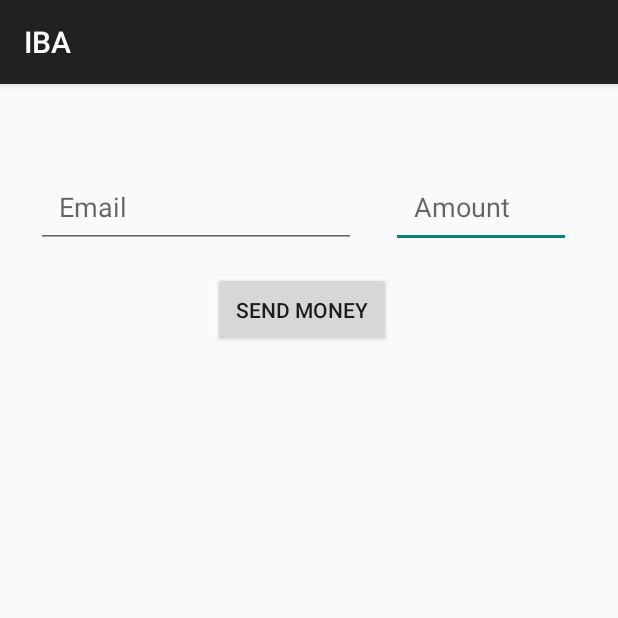
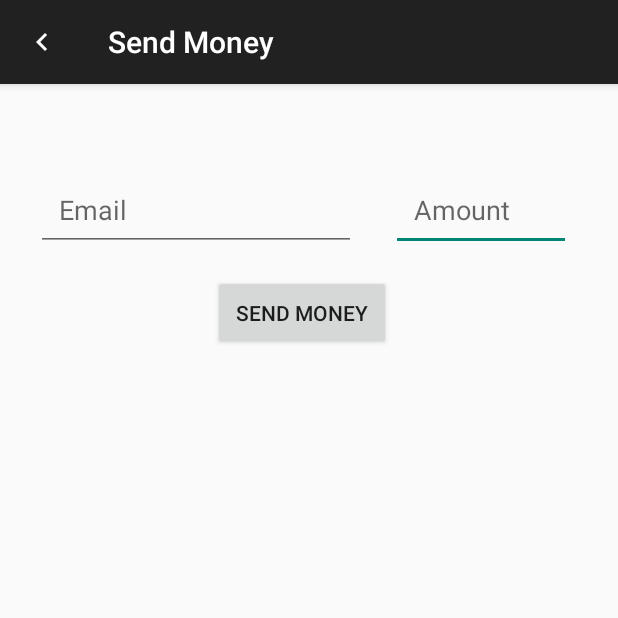
Before and after one commit to Subconsci0us/IBA, an Android app: the SendActivity screen opened directly, with no data from a screen before it, on a phone screen of 412 x 824 dp, the top half of it. Run offline under Robolectric (Android 15) with nearby library versions, the phone set to English and light mode, and no system bars; our stand-ins replace Firebase (no records; nobody signed in at launch, a user with empty details on screens opened directly).

```diff
--- a/app/src/main/java/com/example/iba/activities/SendActivity.kt
+++ b/app/src/main/java/com/example/iba/activities/SendActivity.kt
@@ -5,13 +5,16 @@ import android.os.Bundle
 import android.widget.Button
 import android.widget.EditText
 import android.widget.Toast
+import androidx.appcompat.widget.Toolbar
 import com.example.iba.R
 import com.example.iba.firebase.BankingRepository
 
-class SendActivity : AppCompatActivity() {
+class SendActivity : BaseActivity() {
     override fun onCreate(savedInstanceState: Bundle?) {
         super.onCreate(savedInstanceState)
         setContentView(R.layout.activity_send)
+
+     setupActionBar()
 
 
         val recipientEmailEditText = findViewById<EditText>(R.id.et_email_send_money)
@@ -34,4 +37,20 @@ class SendActivity : AppCompatActivity() {
             }
         }
     }
+
+    private fun setupActionBar() {
+        val toolbarSendActivity = findViewById<Toolbar>(R.id.toolbar_send_activity)
+        setSupportActionBar(toolbarSendActivity)
+
+        val actionBar = supportActionBar
+        if (actionBar != null) {
+            actionBar.setDisplayHomeAsUpEnabled(true)
+            actionBar.setHomeAsUpIndicator(R.drawable.ic_white_color_back_24dp)
+            actionBar.title ="Send Money"
+        }
+
+        toolbarSendActivity.setNavigationOnClickListener { onBackPressed() }
+    }
+
+
 }
--- a/app/src/main/java/com/example/iba/firebase/BankingRepository.kt
+++ b/app/src/main/java/com/example/iba/firebase/BankingRepository.kt
@@ -9,13 +9,14 @@ import com.google.firebase.Firebase
 import com.google.firebase.firestore.FirebaseFirestore
 import com.google.firebase.firestore.firestore
 
-val db = Firebase.firestore
 
 class BankingRepository : FirestoreClass() {
 
 
     private lateinit var mUserDetails: User
     fun getBalance(id: String, callback: (Number?) -> Unit) {
+        val db = Firebase.firestore
+
         val docRef = db.collection("users").document(id)
         docRef.addSnapshotListener { documentSnapshot, e ->
             if (e != null) {
@@ -37,6 +38,8 @@ class BankingRepository : FirestoreClass() {
     }
 
     fun getField(id: String, fieldName: String, callback: (String?) -> Unit) {
+        val db = Firebase.firestore
+
         val docRef = db.collection("users").document(id)
         docRef.get()
             .addOnSuccessListener { documentSnapshot ->
--- a/app/src/main/res/drawable/ic_action_navigation_menu.xml
+++ b/app/src/main/res/drawable/ic_action_navigation_menu.xml
@@ -1,5 +1,7 @@
-<vector android:height="24dp" android:tint="#000000"
+<vector android:height="24dp" android:tint="#FFFFFF"
     android:viewportHeight="24" android:viewportWidth="24"
     android:width="24dp" xmlns:android="http://schemas.android.com/apk/res/android">
-    <path android:fillColor="@android:color/white" android:pathData="M3,18h18v-2L3,16v2zM3,13h18v-2L3,11v2zM3,6v2h18L21,6L3,6z"/>
+    <path android:fillColor="@android:color/white" android:pathData="M3,18h18v-2L3,16v2zM3,13h18v-2L3,11v2zM3,6v2h18L21,6L3,6z"
+        />
+
 </vector>
--- a/app/src/main/res/layout/activity_send.xml
+++ b/app/src/main/res/layout/activity_send.xml
@@ -5,6 +5,19 @@
     android:layout_width="match_parent"
     android:layout_height="match_parent"
     tools:context=".activities.SendActivity">
+    <com.google.android.material.appbar.AppBarLayout
+        android:layout_width="match_parent"
+        android:layout_height="wrap_content"
+        android:theme="@style/AppTheme.AppBarOverlay"
+        tools:ignore="MissingConstraints">
+
+        <androidx.appcompat.widget.Toolbar
+            android:id="@+id/toolbar_send_activity"
+            android:layout_width="match_parent"
+            android:layout_height="?attr/actionBarSize"
+            android:background="?attr/colorPrimary"
+            app:popupTheme="@style/AppTheme.PopupOverlay" />
+    </com.google.android.material.appbar.AppBarLayout>
 
     <EditText
         android:id="@+id/et_amount_send_money"
@@ -20,7 +33,7 @@
         app:layout_constraintEnd_toEndOf="parent"
         app:layout_constraintStart_toEndOf="@+id/et_email_send_money"
         app:layout_constraintTop_toTopOf="parent"
-        app:layout_constraintVertical_bias="0.076" />
+        app:layout_constraintVertical_bias="0.146" />
 
     <EditText
         android:id="@+id/et_email_send_money"
@@ -50,10 +63,12 @@
 
     <androidx.recyclerview.widget.RecyclerView
         android:layout_width="409dp"
-        android:layout_height="543dp"
+        android:layout_height="500dp"
         app:layout_constraintBottom_toBottomOf="parent"
         app:layout_constraintEnd_toEndOf="parent"
+        app:layout_constraintHorizontal_bias="1.0"
         app:layout_constraintStart_toStartOf="parent"
-        app:layout_constraintTop_toBottomOf="@+id/btn_send_money" />
+        app:layout_constraintTop_toBottomOf="@+id/btn_send_money"
+        app:layout_constraintVertical_bias="1.0" />
 
 </androidx.constraintlayout.widget.ConstraintLayout>
--- a/app/src/main/res/layout/app_bar_main.xml
+++ b/app/src/main/res/layout/app_bar_main.xml
@@ -22,4 +22,5 @@
 
     <include layout="@layout/content_main" />
 
+
 </androidx.coordinatorlayout.widget.CoordinatorLayout>
```
Also changed, not shown: app/src/main/AndroidManifest.xml (+6 -2 lines), app/src/main/java/com/example/iba/activities/TransactionHistoryActivity.kt (+15 -0 lines), app/src/main/res/layout/activity_transaction_history.xml (+16 -1 lines).
